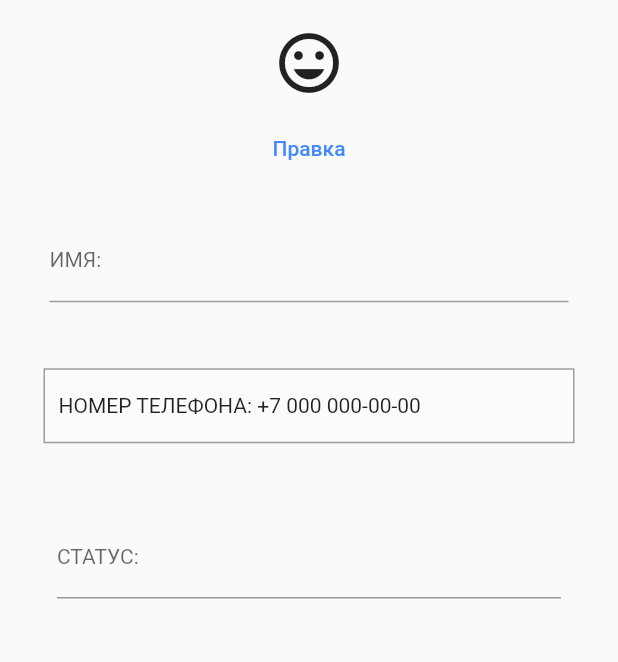
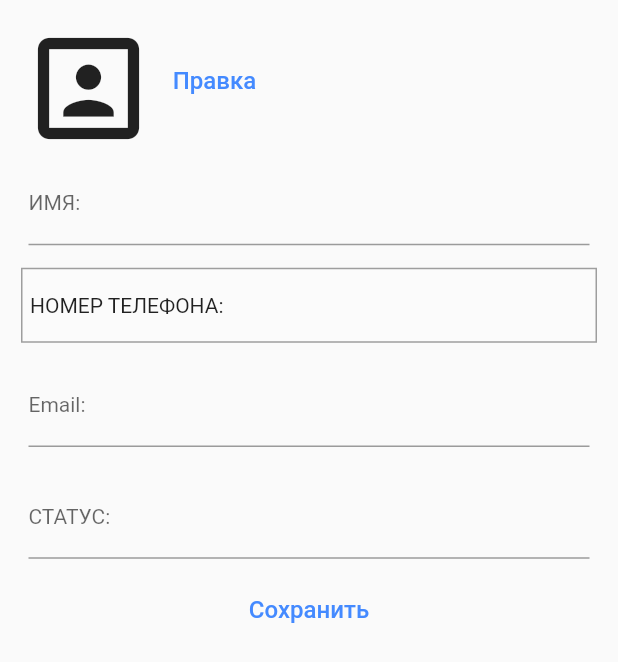
Before and after one commit to TsygTa/fd_chat, a Flutter app: the UserProfile screen opened directly, on a phone screen of 412 x 824 dp. Shown: the top 662 px of the screen. Run offline on Flutter 3.47's test engine with Material 2 defaults, Android fonts, the phone set to English and light mode, and no system bars; our stand-ins replace cloud_firestore, firebase_auth, fluttertoast, image_picker, shared_preferences; accounts and stored records are empty; network calls fail.

Commit message:
HW-3-4:  - аутентификация по номеру телефона  - сохранение пользователя в БД при успешной аутентификации  - изменение и сохранение профиля пользователя (имя, статус, email)  - подгрузка аватарки пользователя из галереи  - долнение полей сообщений именем пользователя и датой  - при создании сообщения редактирование чата (последнее сообщение и дата)

```diff
--- a/fd_chat/lib/models/user.dart
+++ b/fd_chat/lib/models/user.dart
@@ -2,10 +2,13 @@ import 'package:cloud_firestore/cloud_firestore.dart';
 
 class User {
   String name;
+  String phone;
+  String email;
+  String status;
 
   DocumentReference reference;
 
-  User(this.name, {this.reference});
+  User(this.phone, {this.name, this.email, this.status, this.reference});
 
   factory User.fromSnapshot(DocumentSnapshot snapshot) {
     User user = User.fromJson(snapshot.data);
@@ -20,10 +23,18 @@ class User {
 
 User _UserFromJson(Map<String, dynamic> json) {
 
-  return User(json['name'] as String);
+  return User(
+      json['phone'] as String,
+      name: json['name'] as String ?? "",
+      email: json['email'] as String ?? "",
+      status: json['status'] as String ?? ""
+  );
 }
 
 Map<String, dynamic> _UserToJson(User instance) =>
     <String, dynamic> {
-      'name': instance.name
+      'phone': instance.phone,
+      'name': instance.name,
+      'email': instance.email,
+      'status': instance.status
     };
--- a/fd_chat/lib/mainPage.dart
+++ b/fd_chat/lib/ui/mainPage.dart
@@ -1,5 +1,5 @@
-import 'package:fdchat/chatsList.dart';
-import 'package:fdchat/userProfile.dart';
+import 'package:fdchat/ui/chatsList.dart';
+import 'package:fdchat/ui/userProfile.dart';
 import 'package:flutter/material.dart';
 
 class MainPage extends StatefulWidget {
--- /dev/null
+++ b/fd_chat/lib/ui/userProfile.dart
@@ -0,0 +1,196 @@
+import 'package:cloud_firestore/cloud_firestore.dart';
+import 'package:fdchat/helpers.dart';
+import 'package:fdchat/models/user.dart';
+import 'package:flutter/material.dart';
+import 'package:image_picker/image_picker.dart';
+import 'dart:io';
+
+import '../main.dart';
+
+class UserProfile extends StatefulWidget {
+  UserProfile({Key key}) : super(key: key);
+  @override
+  _UserProfileState createState() =>  _UserProfileState();
+}
+
+class _UserProfileState extends State<UserProfile> {
+
+  final nameTextFieldController = TextEditingController();
+  final emailTextFieldController = TextEditingController();
+  final statusTextFieldController = TextEditingController();
+
+  Stream<DocumentSnapshot> _stream;
+
+  User user;
+  bool  _isSaveButtonDisabled;
+  File _image;
+
+  _pickImageFromGallery() async {
+    File image = await ImagePicker.pickImage(source: ImageSource.gallery, imageQuality: 50);
+    setState(() {
+      _image = image;
+    });
+  }
+
+  Future<dynamic> _getData() async {
+    final DocumentReference document = dataRepository.getUser(currentUserId);
+
+    await document.get().then<dynamic>(( DocumentSnapshot snapshot) async{
+      setState(() {
+        user = User.fromSnapshot(snapshot);
+      });
+    });
+  }
+
+  @override
+  void initState() {
+    super.initState();
+    _isSaveButtonDisabled = true;
+    _getData();
+  }
+
+  _setDisabled(bool value) {
+    setState(() {
+      _isSaveButtonDisabled = false;
+    });
+  }
+
+  @override
+  void dispose() {
+    // Clean up the controller when the widget is disposed.
+    nameTextFieldController.dispose();
+    emailTextFieldController.dispose();
+    statusTextFieldController.dispose();
+    super.dispose();
+  }
+
+  @override
+  Widget build(BuildContext context) {
+    return  Scaffold(
+      body: SingleChildScrollView(
+        scrollDirection: Axis.vertical,
+        padding: const EdgeInsets.all(9.0),
+        child: _buildProfile(context)
+      )
+    );
+}
+  Widget _buildProfile(BuildContext context) {
+
+    if(user == null) {
+      return Container();
+    }
+    nameTextFieldController.text = user.name;
+    emailTextFieldController.text = user.email;
+    statusTextFieldController.text = user.status;
+
+    return Column(
+        mainAxisAlignment: MainAxisAlignment.start,
+        mainAxisSize: MainAxisSize.max,
+        crossAxisAlignment: CrossAxisAlignment.stretch,
+        children: <Widget>[
+          Row(
+            children: <Widget>[
+              Container(
+                padding: EdgeInsets.all(5.0),
+                width: 90,
+                height: 90,
+                child: _image != null ? Image.file(_image)
+                    : Icon(Icons.portrait, size: 90,),
+              ),
+              FlatButton(key: null,
+                  onPressed: () {
+                    _pickImageFromGallery();
+                  },
+                  child: Text("Правка",
+                      style: TextStyle(fontSize:16.0, color: Colors.blueAccent)
+                  )
+              ),
+            ],
+          ),
+          Container (
+              padding: EdgeInsets.all(5.0),
+              margin: EdgeInsets.all(5.0),
+              alignment: Alignment.centerLeft,
+              child: TextField(
+                controller: nameTextFieldController,
+                style: TextStyle(fontSize:14.0),
+                keyboardType: TextInputType.text,
+                decoration: InputDecoration(labelText: 'ИМЯ:',  hintText: "Введите имя"),
+                onSubmitted: (String value) {
+                  setState(() {
+                    user.name = value;
+                    _setDisabled(false);
+                  });
+                },
+                textInputAction: TextInputAction.done,
+                textCapitalization: TextCapitalization.words,
+              )
+          ),
+
+          Container (
+            padding: EdgeInsets.all(5.0),
+            margin: EdgeInsets.all(5.0),
+            height: 50,
+            alignment: Alignment.centerLeft,
+            decoration: BoxDecoration(border: Border.all(color: Colors.grey),
+                color: Colors.white10),
+            child: Text("НОМЕР ТЕЛЕФОНА: ${user.phone}", style: TextStyle(fontSize: 14)),
+          ),
+
+          Container (
+              padding: EdgeInsets.all(5.0),
+              margin: EdgeInsets.all(5.0),
+              alignment: Alignment.centerLeft,
+              child: TextField(
+                keyboardType: TextInputType.emailAddress,
+                controller: emailTextFieldController,
+                style: TextStyle(fontSize:14.0),
+                decoration: InputDecoration(labelText: 'Email:',  hintText: "Введите email"),
+                onSubmitted: (String value) {
+                  setState(() {
+                    user.email = value;
+                    _setDisabled(false);
+                  });
+                },
+                textInputAction: TextInputAction.done,
+              )
+          ),
+          Container (
+              padding: EdgeInsets.all(5.0),
+              margin: EdgeInsets.all(5.0),
+              alignment: Alignment.centerLeft,
+              child: TextField(
+                controller: statusTextFieldController,
+                keyboardType: TextInputType.text,
+                style: TextStyle(fontSize:14.0),
+                decoration: InputDecoration(labelText: 'СТАТУС:',  hintText: "Введите статус"),
+                textInputAction: TextInputAction.done,
+                onSubmitted: (String value) {
+                  setState(() {
+                    user.status = value;
+                    _setDisabled(false);
+                  });
+                },
+                textCapitalization: TextCapitalization.sentences,
+              )
+          ),
+          FlatButton(key:null,
+              onPressed: _isSaveButtonDisabled ? null : _onSavePressed,
+              child: Text("Сохранить",
+                  style: TextStyle(fontSize:16.0, color: Colors.blueAccent)
+              )
+          ),
+        ]
+    );
+  }
+
+  _onSavePressed() {
+    if (user != null) {
+      user.status = statusTextFieldController.text;
+      user.name = nameTextFieldController.text;
+      user.email = emailTextFieldController.text;
+      dataRepository.updateUser(user);
+      showToast("Профиль сохранен");
+    }
+  }
+}
--- a/fd_chat/lib/userProfile.dart
+++ /dev/null
@@ -1,79 +0,0 @@
-import 'package:flutter/material.dart';
-
-class UserProfile extends StatefulWidget {
-  UserProfile({Key key}) : super(key: key);
-  @override
-  _UserProfileState createState() =>  _UserProfileState();
-}
-
-class _UserProfileState extends State<UserProfile> {
-  @override
-  Widget build(BuildContext context) {
-    return  Scaffold(
-      body:
-       SingleChildScrollView(
-        scrollDirection: Axis.vertical,
-        padding: const EdgeInsets.all(9.0),
-        child:
-         Column(
-            mainAxisAlignment: MainAxisAlignment.start,
-            mainAxisSize: MainAxisSize.max,
-            crossAxisAlignment: CrossAxisAlignment.stretch,
-            children: <Widget>[
-              Container(
-                padding: EdgeInsets.all(9.0),
-                child: Icon(
-                    Icons.insert_emoticon,
-                    size: 48.0)
-              ),
-              FlatButton(key:null,
-                  //onPressed:buttonPressed,
-                  child:
-                  Text("Правка",
-                      style: TextStyle(fontSize:14.0,
-                          color: Colors.blueAccent)
-                  )
-              ),
-
-              Container (
-                  padding: EdgeInsets.all(9.0),
-                  margin: EdgeInsets.all(15.0),
-                  alignment: Alignment.centerLeft,
-//                  decoration: BoxDecoration(border: Border.all(color: Colors.grey),
-//                      color: Colors.white10),
-                  child: TextField(
-                    style: TextStyle(fontSize:14.0),
-                    decoration: InputDecoration(labelText: 'ИМЯ:',  hintText: "Введите имя"),
-                  )
-              ),
-
-              Container (
-                padding: EdgeInsets.all(9.0),
-                margin: EdgeInsets.all(20.0),
-                height: 50,
-                alignment: Alignment.centerLeft,
-                decoration: BoxDecoration(border: Border.all(color: Colors.grey),
-                    color: Colors.white10),
-                child: Text("НОМЕР ТЕЛЕФОНА: +7 000 000-00-00", style: TextStyle(fontSize: 14)),
-              ),
-
-              Container (
-                  padding: EdgeInsets.all(9.0),
-                  margin: EdgeInsets.all(20.0),
-                  alignment: Alignment.centerLeft,
-//                  decoration: BoxDecoration(border: Border.all(color: Colors.grey),
-//                      color: Colors.white10),
-                  child: TextField(
-                    style: TextStyle(fontSize:14.0),
-                    decoration: InputDecoration(labelText: 'СТАТУС:',  hintText: "Введите статус"),
-                  )
-              ),
-            ]
-
-        ),
-
-      ),
-
-    );
-  }
-}
--- a/fd_chat/pubspec.yaml
+++ b/fd_chat/pubspec.yaml
@@ -25,9 +25,12 @@ dependencies:
   firebase_auth: 0.15.4
   firebase_messaging: ^5.0.2
   cloud_firestore: ^0.12.9+5
+  image_picker: ^0.6.6+4
   # The following adds the Cupertino Icons font to your application.
   # Use with the CupertinoIcons class for iOS style icons.
   cupertino_icons: ^0.1.3
+  fluttertoast: ^4.0.1
+  shared_preferences: 0.5.6+3
 
 dev_dependencies:
   flutter_test:
```
Also changed, not shown: fd_chat/lib/authorization/codeCheckPage.dart (+52 -8 lines), fd_chat/lib/authorization/signUpPage.dart (+77 -33 lines), fd_chat/lib/helpers.dart (added, +42 -0 lines), fd_chat/lib/main.dart (+30 -18 lines), fd_chat/lib/models/chat.dart (+3 -14 lines), fd_chat/lib/models/message.dart (+4 -4 lines), fd_chat/lib/repository/dataRepository.dart (+20 -0 lines), fd_chat/lib/ui/addChatDialog.dart (renamed from fd_chat/lib/addChatDialog.dart, +4 -4 lines), fd_chat/lib/ui/chatMessagesList.dart (renamed from fd_chat/lib/chatMessagesList.dart, +66 -13 lines), fd_chat/lib/ui/chatsList.dart (renamed from fd_chat/lib/chatsList.dart, +19 -7 lines), fd_chat/pubspec.lock.
